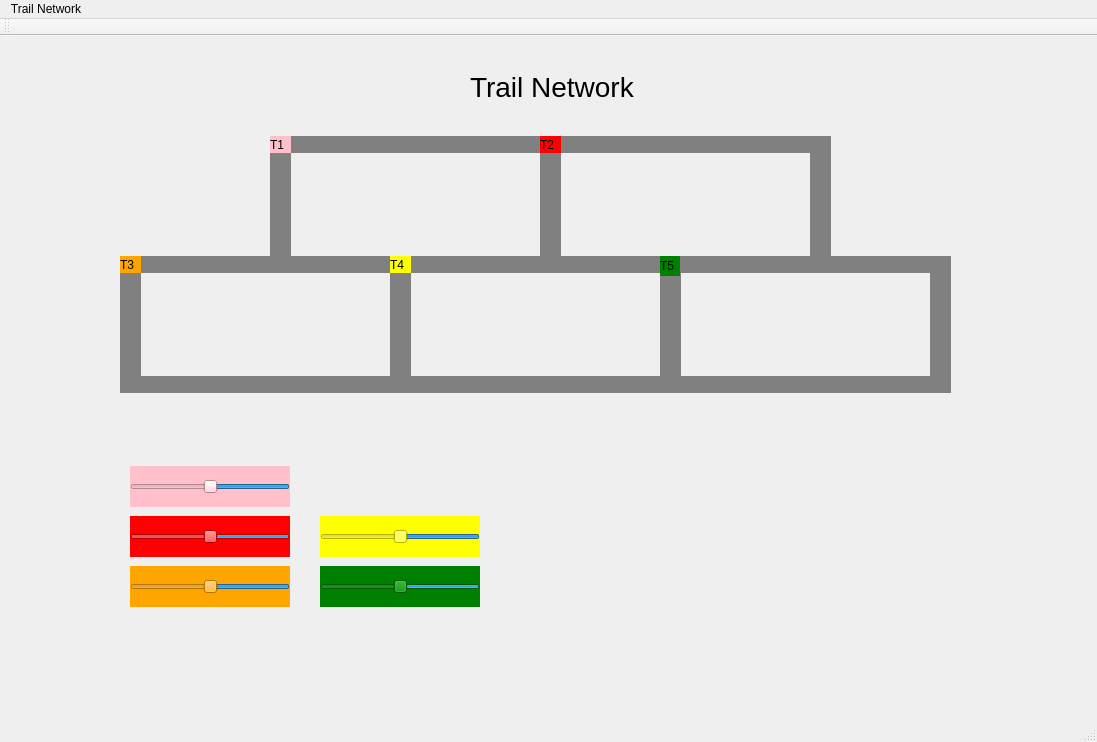
The window that Codigo-QT5-Ubuntu-Trem/mainwindow.ui (julianapequeno/rail-network) describes before a commit, drawn with Qt 5.
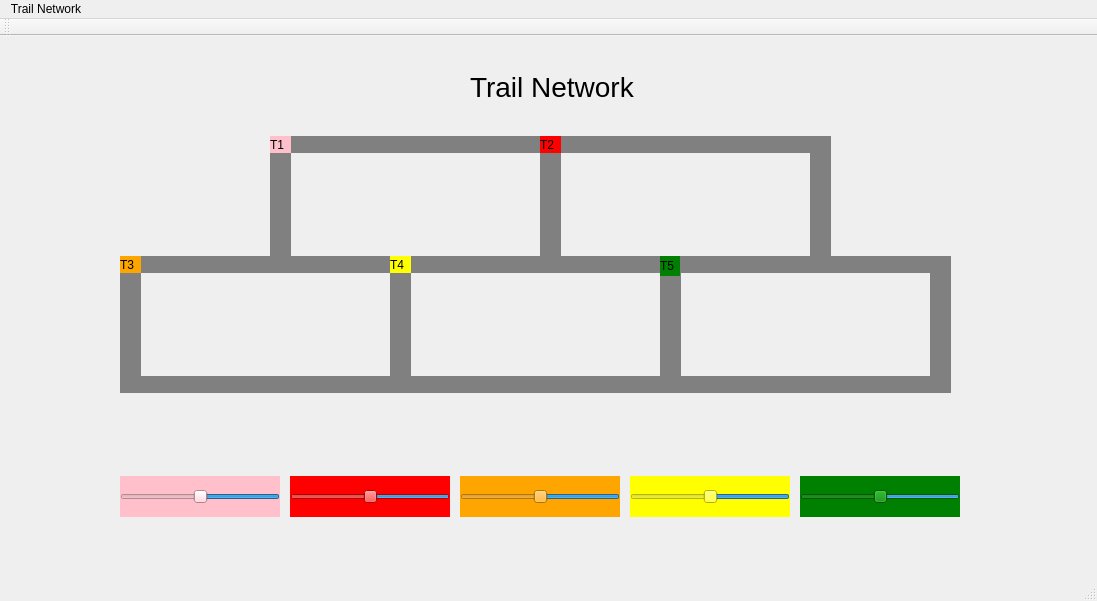
The same window after the commit.

Commit message: perf: window layout

Patch:
```diff
--- a/Codigo-QT5-Ubuntu-Trem/mainwindow.ui
+++ b/Codigo-QT5-Ubuntu-Trem/mainwindow.ui
@@ -7,7 +7,7 @@
     <x>0</x>
     <y>0</y>
     <width>1097</width>
-    <height>742</height>
+    <height>601</height>
    </rect>
   </property>
   <property name="windowTitle">
@@ -409,8 +409,8 @@
    <widget class="QSlider" name="horizontalSlider">
     <property name="geometry">
      <rect>
-      <x>130</x>
-      <y>430</y>
+      <x>120</x>
+      <y>440</y>
       <width>160</width>
       <height>41</height>
      </rect>
@@ -452,8 +452,8 @@
    <widget class="QSlider" name="horizontalSlider_7">
     <property name="geometry">
      <rect>
-      <x>130</x>
-      <y>480</y>
+      <x>290</x>
+      <y>440</y>
       <width>160</width>
       <height>41</height>
      </rect>
@@ -483,8 +483,8 @@
    <widget class="QSlider" name="horizontalSlider_8">
     <property name="geometry">
      <rect>
-      <x>130</x>
-      <y>530</y>
+      <x>460</x>
+      <y>440</y>
       <width>160</width>
       <height>41</height>
      </rect>
@@ -514,8 +514,8 @@
    <widget class="QSlider" name="horizontalSlider_9">
     <property name="geometry">
      <rect>
-      <x>320</x>
-      <y>480</y>
+      <x>630</x>
+      <y>440</y>
       <width>160</width>
       <height>41</height>
      </rect>
@@ -545,8 +545,8 @@
    <widget class="QSlider" name="horizontalSlider_10">
     <property name="geometry">
      <rect>
-      <x>320</x>
-      <y>530</y>
+      <x>800</x>
+      <y>440</y>
       <width>160</width>
       <height>41</height>
      </rect>
```
